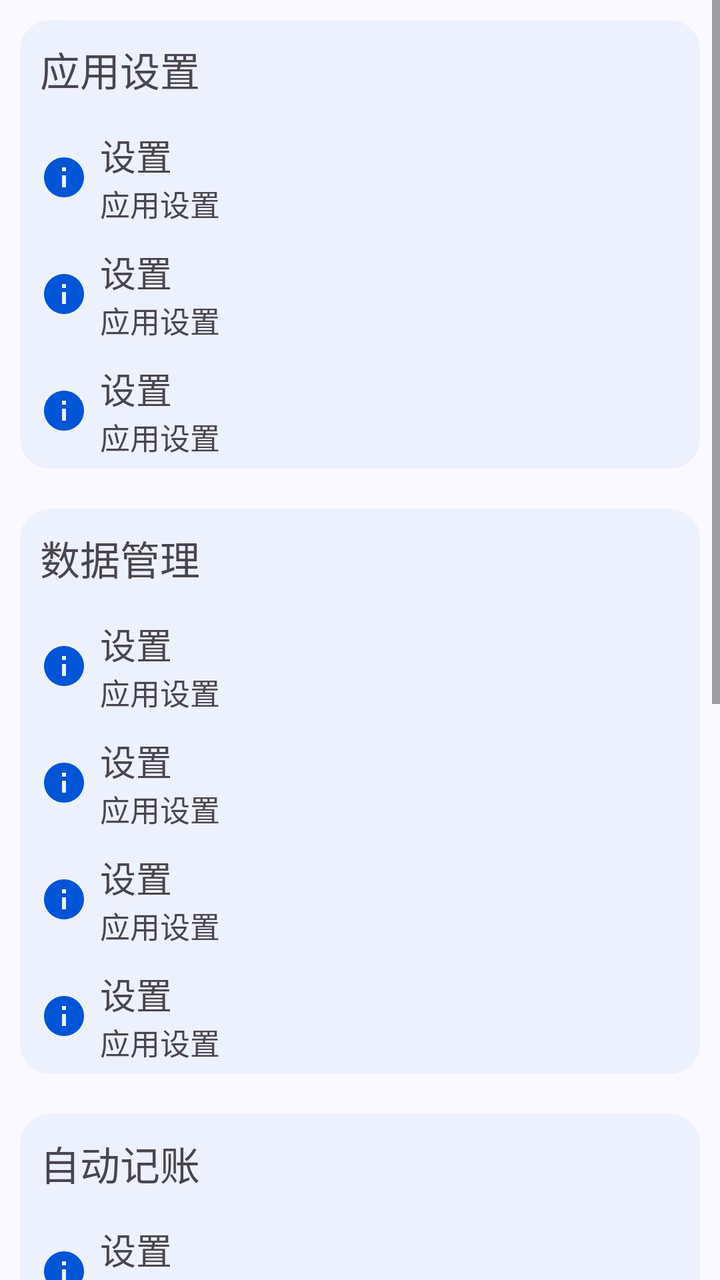
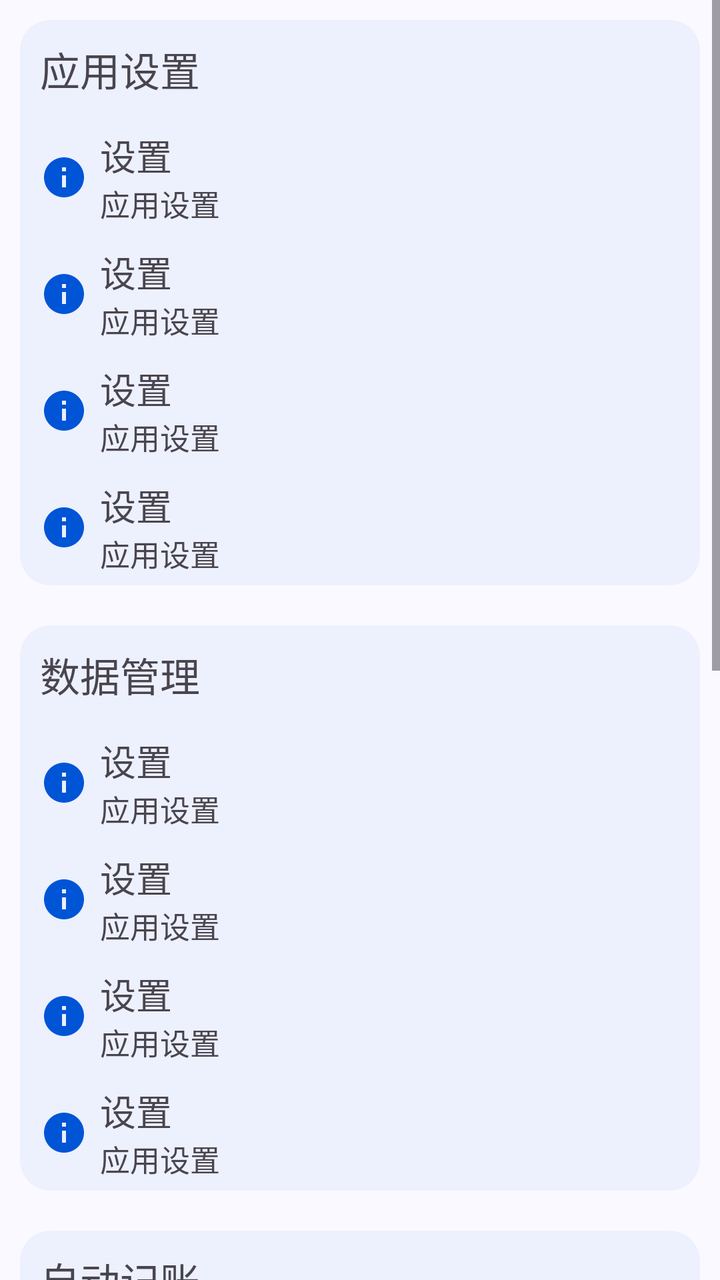

The first picture is an Android layout as it rendered before a commit; the second is the same layout after the commit. The layout source and the unified diff follow.
<!-- AndroidManifest.xml: application theme Theme.ManagerAssistant.Static -->
<!-- res/layout/fragment_setting.xml -->
<ScrollView xmlns:android="http://schemas.android.com/apk/res/android"
    xmlns:tools="http://schemas.android.com/tools"
    style="@style/CommonPageStyle"
    android:layout_width="match_parent"
    android:layout_height="match_parent"
    android:orientation="vertical"
    tools:context=".ui.pages.setting.SettingFragment">

    <LinearLayout
        android:layout_width="match_parent"
        android:layout_height="wrap_content"
        android:orientation="vertical">

        <com.google.android.material.card.MaterialCardView
            style="@style/ContentCardStyle"
            android:layout_width="match_parent"
            android:layout_height="wrap_content">

            <LinearLayout
                android:id="@+id/app_settings_layout"
                android:layout_width="match_parent"
                android:layout_height="match_parent"
                android:orientation="vertical">

                <com.google.android.material.textview.MaterialTextView
                    style="@style/LabelTextViewStyle"
                    android:layout_width="wrap_content"
                    android:layout_height="wrap_content"
                    android:text="@string/setting" />

                <include
                    android:id="@+id/theme_mode_option"
                    layout="@layout/view_setting_option" />

                <include
                    android:id="@+id/dynamic_color_option"
                    layout="@layout/view_setting_option" />

                <include
                    android:id="@+id/first_screen_option"
                    layout="@layout/view_setting_option" />
            </LinearLayout>
        </com.google.android.material.card.MaterialCardView>

        <com.google.android.material.card.MaterialCardView
            style="@style/ContentCardStyle"
            android:layout_width="match_parent"
            android:layout_height="wrap_content">

            <LinearLayout
                android:id="@+id/data_manage_layout"
                android:layout_width="match_parent"
                android:layout_height="wrap_content"
                android:orientation="vertical">

                <com.google.android.material.textview.MaterialTextView
                    style="@style/LabelTextViewStyle"
                    android:layout_width="wrap_content"
                    android:layout_height="wrap_content"
                    android:text="@string/data_manage" />

                <include
                    android:id="@+id/export_data_option"
                    layout="@layout/view_setting_option" />

                <include
                    android:id="@+id/import_data_option"
                    layout="@layout/view_setting_option" />

                <include
                    android:id="@+id/clear_account_data_option"
                    layout="@layout/view_setting_option" />

                <include
                    android:id="@+id/auto_backup_option"
                    layout="@layout/view_setting_option" />

                <LinearLayout
                    android:layout_width="match_parent"
                    android:layout_height="wrap_content"
                    android:id="@+id/auto_backup_layout"
                    android:orientation="vertical"
                    android:visibility="gone">

                    <include
                        android:id="@+id/backup_frequency_option"
                        layout="@layout/view_setting_option" />

                    <include
                        android:id="@+id/backup_directory_option"
                        layout="@layout/view_setting_option" />
                </LinearLayout>
            </LinearLayout>
        </com.google.android.material.card.MaterialCardView>

        <com.google.android.material.card.MaterialCardView
            style="@style/ContentCardStyle"
            android:layout_width="match_parent"
            android:layout_height="wrap_content">

            <LinearLayout
                android:id="@+id/auto_bookkeeping_layout"
                android:layout_width="match_parent"
                android:layout_height="wrap_content"
                android:orientation="vertical">

                <com.google.android.material.textview.MaterialTextView
                    style="@style/LabelTextViewStyle"
                    android:layout_width="wrap_content"
                    android:layout_height="wrap_content"
                    android:text="@string/auto_bookkeeping" />

                <include
                    android:id="@+id/notification_analysis_switch_option"
                    layout="@layout/view_setting_option" />

                <LinearLayout
                    android:id="@+id/rule_manage_layout"
                    android:layout_width="match_parent"
                    android:layout_height="wrap_content"
                    android:orientation="vertical"
                    android:visibility="gone">

                    <include
                        android:id="@+id/rule_manage_option"
                        layout="@layout/view_setting_option" />

                    <include
                        android:id="@+id/reset_rule_option"
                        layout="@layout/view_setting_option" />
                </LinearLayout>
            </LinearLayout>
        </com.google.android.material.card.MaterialCardView>

        <com.google.android.material.card.MaterialCardView
            style="@style/ContentCardStyle"
            android:layout_width="match_parent"
            android:layout_height="wrap_content">

            <LinearLayout
                android:id="@+id/background_settings_layout"
                android:layout_width="match_parent"
                android:layout_height="wrap_content"
                android:orientation="vertical">

                <com.google.android.material.textview.MaterialTextView
                    style="@style/LabelTextViewStyle"
                    android:layout_width="wrap_content"
                    android:layout_height="wrap_content"
                    android:text="@string/background_setting" />

                <include
                    android:id="@+id/hide_background_option"
                    layout="@layout/view_setting_option" />

                <include
                    android:id="@+id/auto_start_option"
                    layout="@layout/view_setting_option" />

                <include
                    android:id="@+id/battery_optimization_option"
                    layout="@layout/view_setting_option" />
            </LinearLayout>
        </com.google.android.material.card.MaterialCardView>

        <com.google.android.material.card.MaterialCardView
            style="@style/ContentCardStyle"
            android:layout_width="match_parent"
            android:layout_height="wrap_content">

            <LinearLayout
                android:id="@+id/about_layout"
                android:layout_width="match_parent"
                android:layout_height="match_parent"
                android:orientation="vertical">

                <com.google.android.material.textview.MaterialTextView
                    style="@style/LabelTextViewStyle"
                    android:layout_width="wrap_content"
                    android:layout_height="wrap_content"
                    android:text="@string/about" />

                <include
                    android:id="@+id/about_option"
                    layout="@layout/view_setting_option" />

                <include
                    android:id="@+id/update_log_option"
                    layout="@layout/view_setting_option" />

                <include
                    android:id="@+id/update_check_option"
                    layout="@layout/view_setting_option" />
            </LinearLayout>
        </com.google.android.material.card.MaterialCardView>
    </LinearLayout>
</ScrollView>
<!-- res/layout/view_setting_option.xml (included above) -->
<androidx.constraintlayout.widget.ConstraintLayout xmlns:android="http://schemas.android.com/apk/res/android"
    xmlns:app="http://schemas.android.com/apk/res-auto"
    android:id="@+id/constraint_layout"
    style="@style/SettingOptionStyle"
    android:layout_width="match_parent"
    android:layout_height="wrap_content"
    android:paddingTop="5dp"
    android:paddingBottom="5dp">

    <LinearLayout
        android:id="@+id/free_layout"
        android:layout_width="wrap_content"
        android:layout_height="wrap_content"
        android:orientation="horizontal"
        app:layout_constraintBottom_toBottomOf="parent"
        app:layout_constraintEnd_toEndOf="parent"
        app:layout_constraintTop_toTopOf="parent" />

    <ImageView
        android:id="@+id/icon_view"
        style="@style/ImageViewStyle"
        android:layout_width="wrap_content"
        android:layout_height="wrap_content"
        android:importantForAccessibility="no"
        android:src="@drawable/baseline_info_24"
        app:layout_constraintBottom_toBottomOf="parent"
        app:layout_constraintStart_toStartOf="parent"
        app:layout_constraintTop_toTopOf="parent" />

    <LinearLayout
        android:layout_width="wrap_content"
        android:layout_height="wrap_content"
        android:orientation="vertical"
        app:layout_constraintBottom_toBottomOf="parent"
        app:layout_constraintEnd_toStartOf="@id/free_layout"
        app:layout_constraintHorizontal_bias="0.0"
        app:layout_constraintStart_toStartOf="parent"
        app:layout_constraintTop_toTopOf="parent">

        <com.google.android.material.textview.MaterialTextView
            android:id="@+id/title_text"
            android:layout_width="wrap_content"
            android:layout_height="wrap_content"
            android:layout_gravity="center_vertical"
            android:layout_marginStart="40dp"
            android:text="@string/title_setting"
            android:textSize="18sp" />

        <com.google.android.material.textview.MaterialTextView
            android:id="@+id/description_text"
            android:layout_width="wrap_content"
            android:layout_height="wrap_content"
            android:layout_marginStart="40dp"
            android:text="@string/setting"
            android:textColor="?attr/colorControlNormal"
            android:textSize="15sp" />
    </LinearLayout>
</androidx.constraintlayout.widget.ConstraintLayout>
<!-- resources referenced by this layout -->
<resources>
  <!-- drawable baseline_info_24 (drawable) -->
  <vector xmlns:android="http://schemas.android.com/apk/res/android" android:height="24dp" android:tint="#000000" android:viewportHeight="24" android:viewportWidth="24" android:width="24dp">
        
      <path android:fillColor="@android:color/white" android:pathData="M12,2C6.48,2 2,6.48 2,12s4.48,10 10,10 10,-4.48 10,-10S17.52,2 12,2zM13,17h-2v-6h2v6zM13,9h-2L11,7h2v2z"/>
      
  </vector>
  <string name="about">关于</string>
  <string name="auto_bookkeeping">自动记账</string>
  <string name="background_setting">后台设置</string>
  <string name="data_manage">数据管理</string>
  <string name="setting">应用设置</string>
  <string name="title_setting">设置</string>
  <style name="CommonPageStyle">
          <item name="android:fitsSystemWindows">true</item>
          <item name="android:background">?attr/colorSurface</item>
      </style>
  <style name="ContentCardStyle">
          <item name="cardBackgroundColor">@color/card_background_color</item>
          <item name="cardCornerRadius">15dp</item>
          <item name="strokeColor">@android:color/transparent</item>
          <item name="android:layout_marginTop">10dp</item>
          <item name="android:layout_marginStart">10dp</item>
          <item name="android:layout_marginEnd">10dp</item>
          <item name="android:layout_marginBottom">10dp</item>
      </style>
  <style name="ImageViewStyle">
          <item name="backgroundTint">@android:color/transparent</item>
          <item name="tint">?attr/colorPrimary</item>
          <item name="android:padding">10dp</item>
      </style>
  <style name="LabelTextViewStyle">
          <item name="android:paddingStart">10dp</item>
          <item name="android:paddingEnd">10dp</item>
          <item name="android:paddingTop">10dp</item>
          <item name="android:paddingBottom">10dp</item>
          <item name="android:textSize">20sp</item>
      </style>
  <style name="SettingOptionStyle">
          <item name="android:clickable">true</item>
          <item name="android:focusable">true</item>
          <item name="android:background">@drawable/ripple_rectangle</item>
      </style>
  <!-- drawable ripple_rectangle (drawable) -->
  <?xml version="1.0" encoding="utf-8"?>
  <ripple xmlns:android="http://schemas.android.com/apk/res/android"
      android:color="?android:attr/colorControlHighlight"> 
      
      <item android:id="@android:id/background">
          <shape android:shape="rectangle">
              <solid android:color="@android:color/transparent" />
          </shape>
      </item>
  
      <item android:id="@android:id/mask">
          <shape android:shape="rectangle">
              <solid android:color="@color/card_background_color" /> 
          </shape>
      </item>
  </ripple>
  <color name="color_primary">#0055d6</color>
  <color name="color_on_primary">#ffffff</color>
  <color name="color_primary_container">#d8e1fe</color>
  <color name="color_secondary_container">#e0e1ff</color>
  <color name="color_surface">#faf9ff</color>
  <color name="color_surface_container">#ebedfa</color>
  <color name="color_surface_container_low">#edeffc</color>
  <style name="ToolBarStyle" parent="Widget.Material3.Toolbar">
          <item name="android:backgroundTint">?attr/colorSurface</item>
          <item name="navigationIconTint">?attr/colorPrimary</item>
          <item name="contentInsetStart">10dp</item>
          <item name="titleTextAppearance">@style/TitleStyle</item>
      </style>
  <style name="TitleStyle">
          <item name="android:textSize">23sp</item>
      </style>
  <!-- unchanged entries left out for length: 1 -->
</resources>

<!-- the commit's change to res/layout/fragment_setting.xml (unified diff, before → after) -->
@@ -39,6 +39,10 @@
                 <include
                     android:id="@+id/first_screen_option"
                     layout="@layout/view_setting_option" />
+
+                <include
+                    android:id="@+id/home_links_option"
+                    layout="@layout/view_setting_option" />
             </LinearLayout>
         </com.google.android.material.card.MaterialCardView>
 
@@ -76,9 +80,9 @@
                     layout="@layout/view_setting_option" />
 
                 <LinearLayout
+                    android:id="@+id/auto_backup_layout"
                     android:layout_width="match_parent"
                     android:layout_height="wrap_content"
-                    android:id="@+id/auto_backup_layout"
                     android:orientation="vertical"
                     android:visibility="gone">
 
